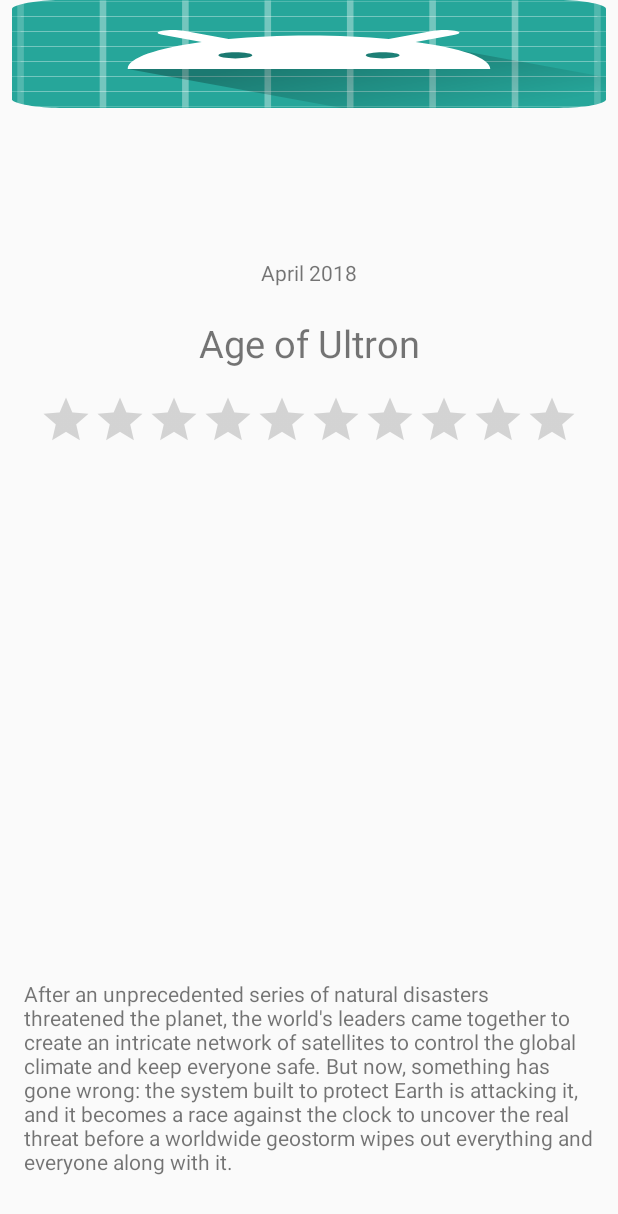
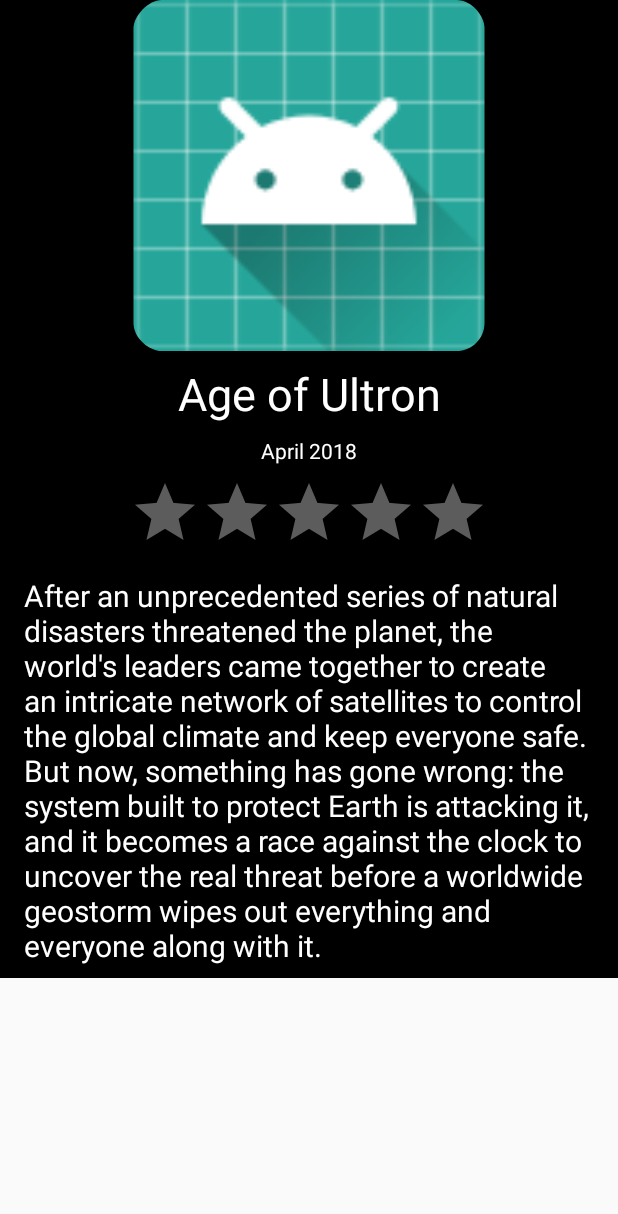
Before and after one commit to ryanSherry/PopularMovies, an Android app: the layout activity_movie_detail.xml on its own in the app's theme, with its tools: preview values and no code run, on a phone screen of 412 x 824 dp. Shown: the top 1214 px of the screen. Run offline under Robolectric (Android 15) with nearby library versions, the phone set to English and light mode, and no system bars.

Commit message:
finished everything except date format

```diff
--- a/app/build.gradle
+++ b/app/build.gradle
@@ -20,13 +20,15 @@ android {
 
 dependencies {
     implementation fileTree(dir: 'libs', include: ['*.jar'])
-    implementation 'com.android.support:appcompat-v7:27.1.1'
-    implementation 'com.android.support:recyclerview-v7:27.1.1'
+    implementation 'com.android.support:appcompat-v7:27.1.0'
+    implementation 'com.android.support:recyclerview-v7:27.1.0'
     implementation 'com.android.support.constraint:constraint-layout:1.1.0'
     testImplementation 'junit:junit:4.12'
     androidTestImplementation 'com.android.support.test:runner:1.0.2'
     androidTestImplementation 'com.android.support.test.espresso:espresso-core:3.0.2'
     implementation 'com.squareup.picasso:picasso:2.71828'
+    implementation 'com.squareup.okhttp3:okhttp:3.10.0'
+    implementation 'com.android.volley:volley:1.1.0'
     implementation 'com.jakewharton:butterknife:8.8.1'
     annotationProcessor 'com.jakewharton:butterknife-compiler:8.8.1'
 }
--- a/app/src/main/java/com/rsherry/popularmovies/MainActivity.java
+++ b/app/src/main/java/com/rsherry/popularmovies/MainActivity.java
@@ -126,6 +126,7 @@ public class MainActivity extends AppCompatActivity {
                     jsonMovie.getString("title"),
                     jsonMovie.getString("release_date"),
                     jsonMovie.getString("poster_path"),
+                    jsonMovie.getString("backdrop_path"),
                     jsonMovie.getDouble("vote_average"),
                     jsonMovie.getString("overview")
             ));
--- a/app/src/main/res/layout/activity_movie_detail.xml
+++ b/app/src/main/res/layout/activity_movie_detail.xml
@@ -1,22 +1,72 @@
 <?xml version="1.0" encoding="utf-8"?>
-<android.support.constraint.ConstraintLayout xmlns:android="http://schemas.android.com/apk/res/android"
+<ScrollView
+    android:layout_width="match_parent"
+    android:layout_height="match_parent"
     xmlns:app="http://schemas.android.com/apk/res-auto"
     xmlns:tools="http://schemas.android.com/tools"
+    xmlns:android="http://schemas.android.com/apk/res/android">
+<android.support.constraint.ConstraintLayout xmlns:android="http://schemas.android.com/apk/res/android"
+
     android:layout_width="match_parent"
     android:layout_height="match_parent"
+    android:background="@android:color/black"
     tools:context=".MovieDetailActivity">
 
     <ImageView
         android:id="@+id/detailMoviePoster"
-        android:layout_width="match_parent"
-        android:layout_height="wrap_content"
-        android:layout_marginEnd="8dp"
-        android:layout_marginStart="8dp"
-        android:scaleType="fitXY"
+        android:layout_width="384dp"
+        android:layout_height="234dp"
         app:layout_constraintEnd_toEndOf="parent"
         app:layout_constraintStart_toStartOf="parent"
         app:layout_constraintTop_toTopOf="parent"
         tools:srcCompat="@mipmap/ic_launcher" />
+
+    <TextView
+        android:id="@+id/releaseDate"
+        android:layout_width="wrap_content"
+        android:layout_height="wrap_content"
+        android:layout_marginBottom="8dp"
+        android:layout_marginEnd="8dp"
+        android:layout_marginStart="8dp"
+        android:layout_marginTop="8dp"
+        android:textColor="@android:color/white"
+        app:layout_constraintBottom_toTopOf="@+id/ratingBar"
+        app:layout_constraintEnd_toEndOf="parent"
+        app:layout_constraintStart_toStartOf="parent"
+        app:layout_constraintTop_toBottomOf="@+id/movieTitle"
+        tools:text="April 2018" />
+
+    <TextView
+        android:id="@+id/plotSynopsis"
+        android:layout_width="match_parent"
+        android:layout_height="wrap_content"
+        android:layout_marginBottom="8dp"
+        android:layout_marginEnd="16dp"
+        android:layout_marginStart="16dp"
+        android:textColor="@android:color/white"
+        android:textSize="20sp"
+        app:layout_constraintBottom_toBottomOf="parent"
+        app:layout_constraintEnd_toEndOf="parent"
+        app:layout_constraintStart_toStartOf="parent"
+        tools:text="After an unprecedented series of natural disasters threatened the planet, the world's leaders came together to create an intricate network of satellites to control the global climate and keep everyone safe. But now, something has gone wrong: the system built to protect Earth is attacking it, and it becomes a race against the clock to uncover the real threat before a worldwide geostorm wipes out everything and everyone along with it." />
+
+    <RatingBar
+        android:id="@+id/ratingBar"
+        android:theme="@style/Base.Widget.AppCompat.RatingBar"
+        android:layout_width="wrap_content"
+        android:layout_height="wrap_content"
+        android:layout_marginBottom="8dp"
+        android:layout_marginEnd="8dp"
+        android:layout_marginStart="8dp"
+        android:isIndicator="true"
+        android:numStars="5"
+        android:stepSize="0.1"
+        app:layout_constraintBottom_toTopOf="@+id/plotSynopsis"
+        app:layout_constraintEnd_toEndOf="parent"
+        app:layout_constraintStart_toStartOf="parent"
+        tools:numStars="5"
+        android:progressBackgroundTint="#5C5C5C"
+        android:colorControlNormal="#5C5C5C"/>
 
     <TextView
         android:id="@+id/movieTitle"
@@ -24,55 +74,15 @@
         android:layout_height="wrap_content"
         android:layout_marginEnd="8dp"
         android:layout_marginStart="8dp"
-        android:layout_marginTop="20dp"
-        android:textSize="25sp"
+        android:layout_marginTop="8dp"
+        android:textSize="30sp"
+        android:textColor="@android:color/white"
         app:layout_constraintEnd_toEndOf="parent"
         app:layout_constraintHorizontal_bias="0.502"
         app:layout_constraintStart_toStartOf="parent"
-        app:layout_constraintTop_toBottomOf="@+id/releaseDate"
+        app:layout_constraintTop_toBottomOf="@+id/detailMoviePoster"
         tools:text="Age of Ultron" />
 
-    <TextView
-        android:id="@+id/releaseDate"
-        android:layout_width="wrap_content"
-        android:layout_height="wrap_content"
-        android:layout_marginEnd="8dp"
-        android:layout_marginStart="8dp"
-        android:layout_marginTop="100dp"
-        app:layout_constraintEnd_toEndOf="parent"
-        app:layout_constraintStart_toStartOf="parent"
-        app:layout_constraintTop_toBottomOf="@+id/detailMoviePoster"
-        tools:text="April 2018" />
+</android.support.constraint.ConstraintLayout>
 
-    <TextView
-        android:id="@+id/plotSynopsis"
-        android:layout_width="match_parent"
-        android:layout_height="wrap_content"
-        android:layout_marginBottom="40dp"
-        android:layout_marginEnd="16dp"
-        android:layout_marginStart="16dp"
-        android:layout_marginTop="8dp"
-        app:layout_constraintBottom_toBottomOf="parent"
-        app:layout_constraintEnd_toEndOf="parent"
-        app:layout_constraintHorizontal_bias="0.0"
-        app:layout_constraintStart_toStartOf="parent"
-        app:layout_constraintTop_toBottomOf="@+id/ratingBar"
-        app:layout_constraintVertical_bias="1.0"
-        tools:text="After an unprecedented series of natural disasters threatened the planet, the world's leaders came together to create an intricate network of satellites to control the global climate and keep everyone safe. But now, something has gone wrong: the system built to protect Earth is attacking it, and it becomes a race against the clock to uncover the real threat before a worldwide geostorm wipes out everything and everyone along with it." />
-
-    <RatingBar
-        android:id="@+id/ratingBar"
-        style="?android:attr/ratingBarStyleIndicator"
-        android:layout_width="wrap_content"
-        android:layout_height="wrap_content"
-        android:layout_marginEnd="8dp"
-        android:layout_marginStart="8dp"
-        android:layout_marginTop="16dp"
-        android:isIndicator="true"
-        android:numStars="10"
-        app:layout_constraintEnd_toEndOf="parent"
-        app:layout_constraintStart_toStartOf="parent"
-        app:layout_constraintTop_toBottomOf="@+id/movieTitle"
-        tools:numStars="10" />
-
-</android.support.constraint.ConstraintLayout>
+</ScrollView>
--- a/app/src/main/res/values/colors.xml
+++ b/app/src/main/res/values/colors.xml
@@ -2,5 +2,5 @@
 <resources>
     <color name="colorPrimary">#000000</color>
     <color name="colorPrimaryDark">#000000</color>
-    <color name="colorAccent">#FF4081</color>
+    <color name="colorAccent">#FEE030</color>
 </resources>
```
Also changed, not shown: app/src/main/java/com/rsherry/popularmovies/GetMovieObject.java (+16 -16 lines), app/src/main/java/com/rsherry/popularmovies/Movie.java (+16 -3 lines), app/src/main/java/com/rsherry/popularmovies/MovieDetailActivity.java (+19 -3 lines), app/src/main/java/com/rsherry/popularmovies/NetworkUtils.java (added, +54 -0 lines).
